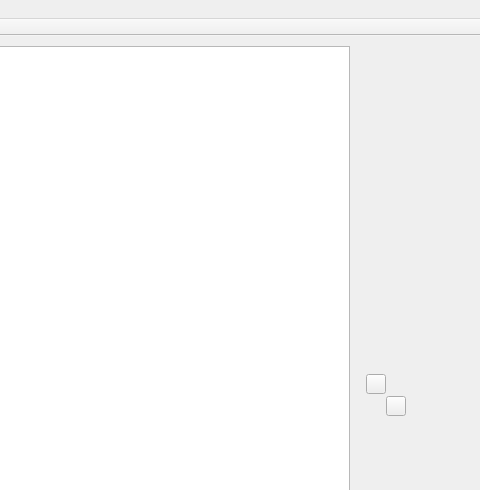
Above: PaintIt/mainwindow.ui from HTLWIENWEST-POS-HEIA/PaintIt before the change; both pictures show x 684 to 1164 and y 0 to 490 of the 1164 by 835 pixel window. Below: the same form after it.
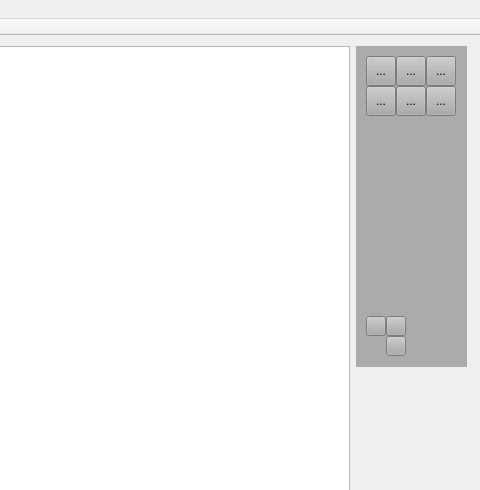
That is the form after the change. Icons and pictures are not drawn.

Commit message:
ToolBox hinzugefügt
Toolbox mit Buttons & Icons hizugefügt;
Resources-File für Icons hinzugefügt;
Foreground/Background Color Swap hinzugefügt

```diff
--- a/PaintIt/mainwindow.ui
+++ b/PaintIt/mainwindow.ui
@@ -24,31 +24,172 @@
      </rect>
     </property>
    </widget>
-   <widget class="QToolButton" name="tbtnForegroundColor">
+   <widget class="QFrame" name="frame">
     <property name="geometry">
      <rect>
-      <x>1050</x>
-      <y>338</y>
-      <width>20</width>
-      <height>20</height>
+      <x>1040</x>
+      <y>10</y>
+      <width>111</width>
+      <height>321</height>
      </rect>
     </property>
-    <property name="text">
-     <string/>
+    <property name="autoFillBackground">
+     <bool>false</bool>
     </property>
-   </widget>
-   <widget class="QToolButton" name="tbtnBackgroundColor">
-    <property name="geometry">
-     <rect>
-      <x>1070</x>
-      <y>360</y>
-      <width>20</width>
-      <height>20</height>
-     </rect>
+    <property name="styleSheet">
+     <string notr="true">background-color: rgb(171, 171, 171);</string>
     </property>
-    <property name="text">
-     <string/>
+    <property name="frameShape">
+     <enum>QFrame::NoFrame</enum>
     </property>
+    <property name="frameShadow">
+     <enum>QFrame::Raised</enum>
+    </property>
+    <widget class="QToolButton" name="tbtnLine">
+     <property name="geometry">
+      <rect>
+       <x>10</x>
+       <y>10</y>
+       <width>30</width>
+       <height>30</height>
+      </rect>
+     </property>
+     <property name="text">
+      <string>...</string>
+     </property>
+     <property name="icon">
+      <iconset resource="resources.qrc">
+       <normaloff>:/icons/icons/Line-Tool-512.png</normaloff>:/icons/icons/Line-Tool-512.png</iconset>
+     </property>
+    </widget>
+    <widget class="QToolButton" name="tbtnStamp">
+     <property name="geometry">
+      <rect>
+       <x>40</x>
+       <y>10</y>
+       <width>30</width>
+       <height>30</height>
+      </rect>
+     </property>
+     <property name="text">
+      <string>...</string>
+     </property>
+     <property name="icon">
+      <iconset resource="resources.qrc">
+       <normaloff>:/icons/icons/stamp-512.png</normaloff>:/icons/icons/stamp-512.png</iconset>
+     </property>
+    </widget>
+    <widget class="QToolButton" name="tbtnBrush">
+     <property name="geometry">
+      <rect>
+       <x>70</x>
+       <y>10</y>
+       <width>30</width>
+       <height>30</height>
+      </rect>
+     </property>
+     <property name="text">
+      <string>...</string>
+     </property>
+     <property name="icon">
+      <iconset resource="resources.qrc">
+       <normaloff>:/icons/icons/brush.png</normaloff>:/icons/icons/brush.png</iconset>
+     </property>
+    </widget>
+    <widget class="QToolButton" name="tbtnFill">
+     <property name="geometry">
+      <rect>
+       <x>10</x>
+       <y>40</y>
+       <width>30</width>
+       <height>30</height>
+      </rect>
+     </property>
+     <property name="text">
+      <string>...</string>
+     </property>
+     <property name="icon">
+      <iconset resource="resources.qrc">
+       <normaloff>:/icons/icons/fill-color.png</normaloff>:/icons/icons/fill-color.png</iconset>
+     </property>
+    </widget>
+    <widget class="QToolButton" name="tbtnText">
+     <property name="geometry">
+      <rect>
+       <x>40</x>
+       <y>40</y>
+       <width>30</width>
+       <height>30</height>
+      </rect>
+     </property>
+     <property name="text">
+      <string>...</string>
+     </property>
+     <property name="icon">
+      <iconset resource="resources.qrc">
+       <normaloff>:/icons/icons/Editing-Text-icon.png</normaloff>:/icons/icons/Editing-Text-icon.png</iconset>
+     </property>
+    </widget>
+    <widget class="QToolButton" name="tbtnSpray">
+     <property name="geometry">
+      <rect>
+       <x>70</x>
+       <y>40</y>
+       <width>30</width>
+       <height>30</height>
+      </rect>
+     </property>
+     <property name="text">
+      <string>...</string>
+     </property>
+     <property name="icon">
+      <iconset resource="resources.qrc">
+       <normaloff>:/icons/icons/spray.png</normaloff>:/icons/icons/spray.png</iconset>
+     </property>
+    </widget>
+    <widget class="QToolButton" name="tbtnForegroundColor">
+     <property name="geometry">
+      <rect>
+       <x>10</x>
+       <y>270</y>
+       <width>20</width>
+       <height>20</height>
+      </rect>
+     </property>
+     <property name="text">
+      <string/>
+     </property>
+    </widget>
+    <widget class="QToolButton" name="tbtnBackgroundColor">
+     <property name="geometry">
+      <rect>
+       <x>30</x>
+       <y>290</y>
+       <width>20</width>
+       <height>20</height>
+      </rect>
+     </property>
+     <property name="text">
+      <string/>
+     </property>
+    </widget>
+    <widget class="QToolButton" name="tbtnSwapColors">
+     <property name="geometry">
+      <rect>
+       <x>30</x>
+       <y>270</y>
+       <width>20</width>
+       <height>20</height>
+      </rect>
+     </property>
+     <property name="text">
+      <string/>
+     </property>
+     <property name="icon">
+      <iconset resource="resources.qrc">
+       <normaloff>:/icons/icons/swap.png</normaloff>:/icons/icons/swap.png</iconset>
+     </property>
+    </widget>
    </widget>
   </widget>
   <widget class="QMenuBar" name="menuBar">
```
Left out of the diff: 4 changed lines with no effect on the pictures. The commit also changes 13 other files.
